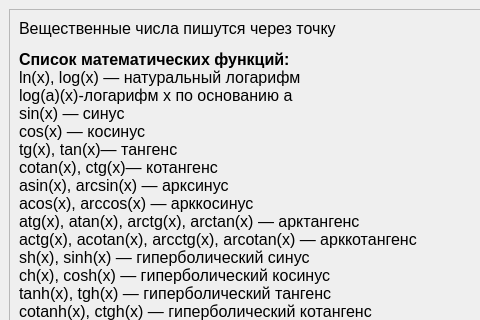
Old version of the form Ref.ui in the repository Helsing02/Graph-Builder; both pictures show x 0 to 480 and y 0 to 320 of the 800 by 600 pixel window.
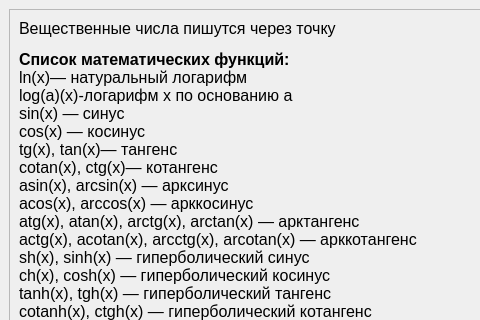
New version of the form.

Patch:
```diff
--- a/Ref.ui
+++ b/Ref.ui
@@ -39,8 +39,8 @@
         <rect>
          <x>0</x>
          <y>0</y>
-         <width>763</width>
-         <height>638</height>
+         <width>759</width>
+         <height>770</height>
         </rect>
        </property>
        <layout class="QGridLayout" name="gridLayout_2">
@@ -55,7 +55,7 @@
 li.checked::marker { content: &quot;\2612&quot;; }
 &lt;/style&gt;&lt;/head&gt;&lt;body style=&quot; font-family:'Segoe UI'; font-size:9pt; font-weight:400; font-style:normal;&quot;&gt;
 &lt;p style=&quot; margin-top:12px; margin-bottom:12px; margin-left:0px; margin-right:0px; -qt-block-indent:0; text-indent:0px;&quot;&gt;&lt;span style=&quot; font-family:'Times New Roman','serif'; font-size:12pt; vertical-align:bottom;&quot;&gt;Вещественные числа пишутся через точку&lt;/span&gt;&lt;/p&gt;
-&lt;p style=&quot; margin-top:12px; margin-bottom:12px; margin-left:0px; margin-right:0px; -qt-block-indent:0; text-indent:0px;&quot;&gt;&lt;span style=&quot; font-family:'Times New Roman','serif'; font-size:12pt; font-weight:700; vertical-align:bottom;&quot;&gt;Список математических функций:&lt;/span&gt;&lt;span style=&quot; font-family:'Times New Roman','serif'; font-size:12pt; vertical-align:bottom;&quot;&gt;&lt;br /&gt;ln(x), log(x) — натуральный логарифм&lt;br /&gt;log(a)(x)-логарифм x по основанию a&lt;br /&gt;sin(x) — синус&lt;br /&gt;cos(x) — косинус&lt;br /&gt;tg(x), tan(x)— тангенс&lt;br /&gt;cotan(x), ctg(x)— котангенс&lt;br /&gt;asin(x), arcsin(x) — арксинус&lt;br /&gt;acos(x), arccos(x) — арккосинус&lt;br /&gt;atg(x), atan(x), arctg(x), arctan(x) — арктангенс&lt;br /&gt;actg(x), acotan(x), arcctg(x), arcotan(x) — арккотангенс&lt;br /&gt;sh(x), sinh(x) — гиперболический синус&lt;br /&gt;ch(x), cosh(x) — гиперболический косинус&lt;br /&gt;tanh(x), tgh(x) — гиперболический тангенс&lt;br /&gt;cotanh(x), ctgh(x) — гиперболический котангенс&lt;br /&gt;asinh(x), arcsinh(x) — обратный гиперболический синус&lt;br /&gt;acosh(x), arccosh(x) — обратный гиперболический косинус&lt;br /&gt;atanh(x), arctanh(x), atgh(x), arctgh(x) — обратный гиперболический тангенс&lt;br /&gt;acotanh(x), arccotanh(x), actgh(x), arcctgh(x) — обратный гиперболический котангенс&lt;br /&gt;exp(x), e^ — экспонента в степени x&lt;br /&gt;abs(x)— модуль x&lt;br /&gt;grad(x)— перевод из градусов в радианы x&lt;br /&gt;sgn(x)—кусочно-постоянная функция действительного аргумеента x&lt;br /&gt;x^a— x в степени a&lt;br /&gt;root(x, a)— корень a-ой степени из x (если x&amp;lt;0, то a должно быть целым)&lt;br /&gt;&lt;/span&gt;&lt;span style=&quot; font-family:'Times New Roman','serif'; font-size:12pt; font-weight:700; vertical-align:bottom;&quot;&gt;Константы: &lt;/span&gt;&lt;span style=&quot; font-family:'Times New Roman','serif'; font-size:12pt; vertical-align:bottom;&quot;&gt;&lt;br /&gt;pi число пи &lt;br /&gt;e число e &lt;br /&gt;&lt;/span&gt;&lt;span style=&quot; font-family:'Times New Roman','serif'; font-size:12pt; font-weight:700; vertical-align:bottom;&quot;&gt;Список операций:&lt;/span&gt;&lt;span style=&quot; font-family:'Times New Roman','serif'; font-size:12pt; vertical-align:bottom;&quot;&gt;&lt;br /&gt;* умножение + сложение &lt;br/&gt; деление - разность&lt;/span&gt;&lt;/p&gt;&lt;/body&gt;&lt;/html&gt;</string>
+&lt;p style=&quot; margin-top:12px; margin-bottom:12px; margin-left:0px; margin-right:0px; -qt-block-indent:0; text-indent:0px;&quot;&gt;&lt;span style=&quot; font-family:'Times New Roman','serif'; font-size:12pt; font-weight:700; vertical-align:bottom;&quot;&gt;Список математических функций:&lt;/span&gt;&lt;span style=&quot; font-family:'Times New Roman','serif'; font-size:12pt; vertical-align:bottom;&quot;&gt;&lt;br /&gt;ln(x)— натуральный логарифм&lt;br /&gt;log(a)(x)-логарифм x по основанию a&lt;br /&gt;sin(x) — синус&lt;br /&gt;cos(x) — косинус&lt;br /&gt;tg(x), tan(x)— тангенс&lt;br /&gt;cotan(x), ctg(x)— котангенс&lt;br /&gt;asin(x), arcsin(x) — арксинус&lt;br /&gt;acos(x), arccos(x) — арккосинус&lt;br /&gt;atg(x), atan(x), arctg(x), arctan(x) — арктангенс&lt;br /&gt;actg(x), acotan(x), arcctg(x), arcotan(x) — арккотангенс&lt;br /&gt;sh(x), sinh(x) — гиперболический синус&lt;br /&gt;ch(x), cosh(x) — гиперболический косинус&lt;br /&gt;tanh(x), tgh(x) — гиперболический тангенс&lt;br /&gt;cotanh(x), ctgh(x) — гиперболический котангенс&lt;br /&gt;asinh(x), arcsinh(x) — обратный гиперболический синус&lt;br /&gt;acosh(x), arccosh(x) — обратный гиперболический косинус&lt;br /&gt;atanh(x), arctanh(x), atgh(x), arctgh(x) — обратный гиперболический тангенс&lt;br /&gt;acotanh(x), arccotanh(x), actgh(x), arcctgh(x) — обратный гиперболический котангенс&lt;br /&gt;exp(x), e^ — экспонента в степени x&lt;br /&gt;abs(x)— модуль x&lt;br /&gt;grad(x)— перевод из градусов в радианы x&lt;br /&gt;sgn(x)—кусочно-постоянная функция действительного аргумеента x&lt;br /&gt;x^a— x в степени a&lt;br /&gt;root(x, a)— корень a-ой степени из x (если x&amp;lt;0, то a должно быть целым)&lt;br /&gt;&lt;/span&gt;&lt;span style=&quot; font-family:'Times New Roman','serif'; font-size:12pt; font-weight:700; vertical-align:bottom;&quot;&gt;Константы: &lt;/span&gt;&lt;span style=&quot; font-family:'Times New Roman','serif'; font-size:12pt; vertical-align:bottom;&quot;&gt;&lt;br /&gt;pi число пи &lt;br /&gt;e число e &lt;br /&gt;&lt;/span&gt;&lt;span style=&quot; font-family:'Times New Roman','serif'; font-size:12pt; font-weight:700; vertical-align:bottom;&quot;&gt;Список операций:&lt;/span&gt;&lt;span style=&quot; font-family:'Times New Roman','serif'; font-size:12pt; vertical-align:bottom;&quot;&gt;&lt;br /&gt;* умножение + сложение &lt;br /&gt;/деление         - разность&lt;/span&gt;&lt;/p&gt;&lt;/body&gt;&lt;/html&gt;</string>
           </property>
          </widget>
         </item>
```
